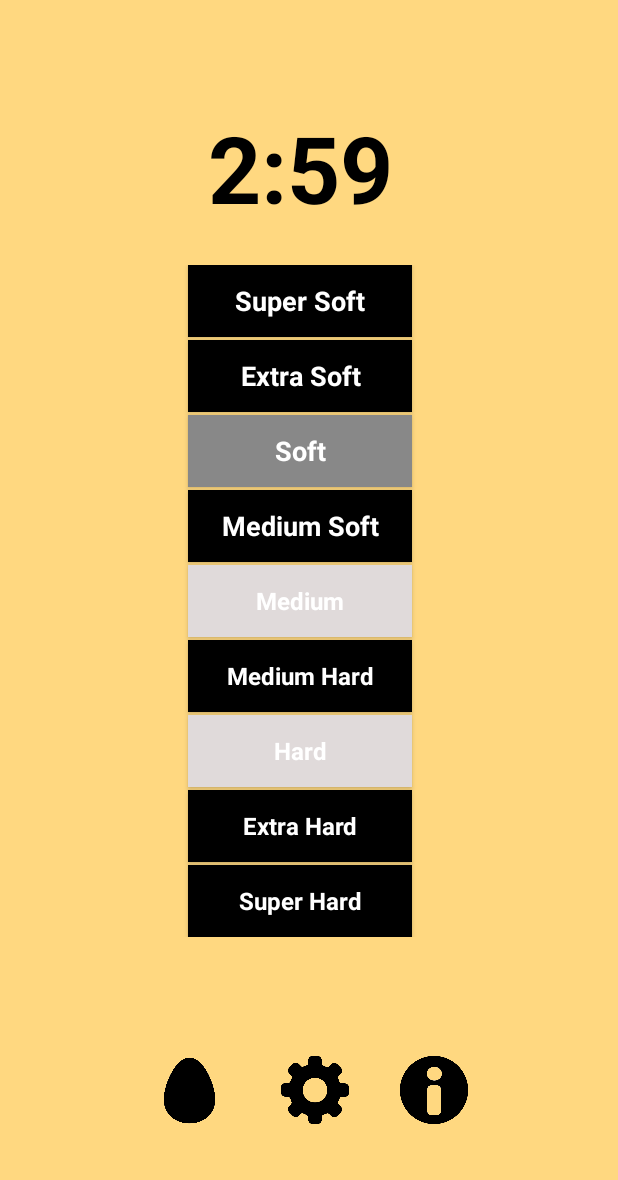
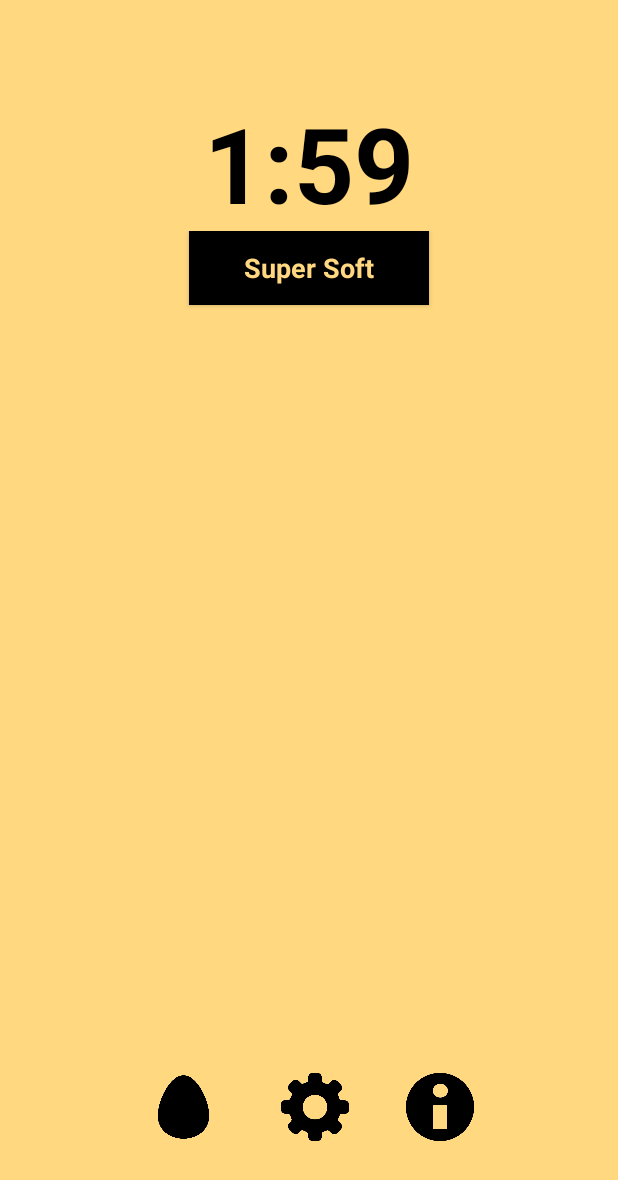
Before and after one commit to Sinc0/AndroidEggTimer, an Android app: the screen it shows after launch (MainActivity), after a tap on "Super Soft", on a phone screen of 412 x 824 dp. Shown: the top 1180 px of the screen. Run offline under Robolectric (Android 15) with nearby library versions, the phone set to English and light mode, and no system bars.

Commit message:
Multiple - added changeTab() - added more icons - added correct time to all buttons - changed name from onClickStartAlarm() to startTimer() - edited startTimer() - minor styling improvements - minor structural improvements

```diff
--- a/app/src/main/java/android/example/eggtimer/MainActivity.java
+++ b/app/src/main/java/android/example/eggtimer/MainActivity.java
@@ -3,6 +3,9 @@ package android.example.eggtimer;
 
 //includes
 import androidx.appcompat.app.AppCompatActivity;
+import androidx.constraintlayout.widget.ConstraintLayout;
+
+import android.annotation.SuppressLint;
 import android.graphics.Color;
 import android.media.MediaPlayer;
 import android.os.Bundle;
@@ -21,13 +24,22 @@ public class MainActivity extends AppCompatActivity {
     TextView textViewSoundOnOff;
     SeekBar seekBarAlarmTime;
     Button buttonStartAlarm;
-    Button buttonStartAlarmRare;
-    Button buttonStartAlarmMedium;
-    Button buttonStartAlarmHard;
+    Button buttonSuperSoft;
+    Button buttonExtraSoft;
+    Button buttonSoft;
+    Button buttonMediumSoft;
+    Button buttonMedium;
+    Button buttonMediumHard;
+    Button buttonHard;
+    Button buttonExtraHard;
+    Button buttonSuperHard;
     CountDownTimer timer;
     MediaPlayer mp;
     Boolean counterIsActive = false;
     Boolean soundOn = true;
+    int visible = 0;
+    int invisible = 4;
+    int gone = 8;
 
     //functions
     public void resetTimer()
@@ -43,13 +55,22 @@ public class MainActivity extends AppCompatActivity {
         buttonStartAlarm.setText("Start");
         //getWindow().setBackgroundDrawableResource(R.drawable.browneggs2642201);
 
-        buttonStartAlarm.setBackgroundColor(Color.rgb(224, 218, 218));
-        buttonStartAlarmRare.setBackgroundColor(Color.rgb(224, 218, 218));
-        buttonStartAlarmMedium.setBackgroundColor(Color.rgb(224, 218, 218));
-        buttonStartAlarmHard.setBackgroundColor(Color.rgb(224, 218, 218));
+        //reset UI
+        buttonStartAlarm.setBackgroundColor(0xFF000000);
+        textViewCounter.setVisibility(invisible);
+        buttonSuperSoft.setVisibility(visible);
+        buttonExtraSoft.setVisibility(visible);
+        buttonSoft.setVisibility(visible);
+        buttonMediumSoft.setVisibility(visible);
+        buttonMedium.setVisibility(visible);
+        buttonMediumHard.setVisibility(visible);
+        buttonHard.setVisibility(visible);
+        buttonExtraHard.setVisibility(visible);
+        buttonSuperHard.setVisibility(visible);
 
         counterIsActive = false;
     }
+
 
     public void updateTimer(int secondsLeft)
     {
@@ -68,6 +89,7 @@ public class MainActivity extends AppCompatActivity {
 
         seekBarAlarmTime.setProgress(secondsLeft);
     }
+
 
     public void onClicktextViewSoundOnOff(View view)
     {
@@ -88,35 +110,63 @@ public class MainActivity extends AppCompatActivity {
 
     }
 
-    public void onClickStartAlarm(View view)
+
+    @SuppressLint("WrongConstant")
+    public void startTimer(View view)
     {
-        if (counterIsActive == true)
-        {
-            resetTimer();
-        }
+        if (counterIsActive == true) { resetTimer(); }
         else
         {
+            //variables
+            String buttonTag = view.getTag().toString();
+            counterIsActive = true;
+
             //getWindow().setBackgroundDrawableResource(R.drawable.browneggs2642201);
-            counterIsActive = true;
 
             seekBarAlarmTime.setEnabled(false);
 
             buttonStartAlarm.setText("Stop");
 
-            buttonStartAlarm.setBackgroundColor(Color.GRAY);
-            buttonStartAlarmRare.setBackgroundColor(Color.rgb(224, 218, 218));
-            buttonStartAlarmMedium.setBackgroundColor(Color.rgb(224, 218, 218));
-            buttonStartAlarmHard.setBackgroundColor(Color.rgb(224, 218, 218));
+            //buttonSoft.setBackgroundColor(0x00000000);
 
-            timer = new CountDownTimer(seekBarAlarmTime.getProgress() * 1000 + 100, 1000) {
-                @Override public void onTick(long millisUntilFinished) {
+            //reset UI
+            textViewCounter.setVisibility(visible);
+            buttonSuperSoft.setVisibility(visible);
+            buttonExtraSoft.setVisibility(invisible);
+            buttonSoft.setVisibility(invisible);
+            buttonMediumSoft.setVisibility(invisible);
+            buttonMedium.setVisibility(invisible);
+            buttonMediumHard.setVisibility(invisible);
+            buttonHard.setVisibility(invisible);
+            buttonExtraHard.setVisibility(invisible);
+            buttonSuperHard.setVisibility(invisible);
+            textViewCounter.setTextColor(0xff000000);
+
+            //update UI
+            if(buttonTag.equals("1")) { seekBarAlarmTime.setProgress(120); buttonSuperSoft.setText("Super Soft"); }
+            else if(buttonTag.equals("2")) { seekBarAlarmTime.setProgress(180); buttonSuperSoft.setText("Extra Soft"); }
+            else if(buttonTag.equals("3")) { seekBarAlarmTime.setProgress(300); buttonSuperSoft.setText("Soft"); }
+            else if(buttonTag.equals("4")) { seekBarAlarmTime.setProgress(420); buttonSuperSoft.setText("Medium Soft"); }
+            else if(buttonTag.equals("5")) { seekBarAlarmTime.setProgress(540); buttonSuperSoft.setText("Temp"); }
+            else if(buttonTag.equals("6")) { seekBarAlarmTime.setProgress(660); buttonSuperSoft.setText("Temp"); }
+            else if(buttonTag.equals("7")) { seekBarAlarmTime.setProgress(780); buttonSuperSoft.setText("Temp"); }
+            else if(buttonTag.equals("8")) { seekBarAlarmTime.setProgress(900); buttonSuperSoft.setText("Temp"); }
+            else if(buttonTag.equals("9")) { seekBarAlarmTime.setProgress(1020); buttonSuperSoft.setText("Temp"); }
+
+
+            timer = new CountDownTimer(seekBarAlarmTime.getProgress() * 1000 + 100, 1000)
+            {
+                @Override public void onTick(long millisUntilFinished)
+                {
                     updateTimer((int) millisUntilFinished / 1000);
                 }
 
-                @Override public void onFinish() {
+                @Override public void onFinish()
+                {
                     mp = MediaPlayer.create(getApplicationContext(), R.raw.alarmsound);
                     mp.start();
-                    resetTimer();
+                    //resetTimer();
+                    textViewCounter.setTextColor(0xffff0000);
                     Log.i("Tag:", "Alarm Finished");
                 }
             };
@@ -125,122 +175,28 @@ public class MainActivity extends AppCompatActivity {
         }
     }
 
-    public void onClickStartAlarmRare(View view)
+
+    public void changeTab(View view)
     {
-        if (counterIsActive == true)
-        {
-            resetTimer();
-        }
-        else
-        {
-            //getWindow().setBackgroundDrawableResource(R.drawable.browneggs2642201goldorange);
-            counterIsActive = true;
+        //variables
+        String buttonTag = view.getTag().toString();
 
-            seekBarAlarmTime.setEnabled(false);
+        //widgets
+        ConstraintLayout Tab1 = findViewById(R.id.Tab1);
+        ConstraintLayout Tab2 = findViewById(R.id.Tab2);
+        ConstraintLayout Tab3 = findViewById(R.id.Tab3);
 
-            buttonStartAlarm.setText("Stop");
+        //reset UI
+        Tab1.setVisibility(invisible);
+        Tab2.setVisibility(invisible);
+        Tab3.setVisibility(invisible);
 
-            buttonStartAlarm.setBackgroundColor(Color.rgb(224, 218, 218));
-            buttonStartAlarmRare.setBackgroundColor(Color.GRAY);
-            buttonStartAlarmMedium.setBackgroundColor(Color.rgb(224, 218, 218));
-            buttonStartAlarmHard.setBackgroundColor(Color.rgb(224, 218, 218));
-
-            seekBarAlarmTime.setProgress(180);
-
-            timer = new CountDownTimer(seekBarAlarmTime.getProgress() * 1000 + 100, 1000) {
-                @Override public void onTick(long millisUntilFinished) {
-                    updateTimer((int) millisUntilFinished / 1000);
-                }
-
-                @Override public void onFinish() {
-                    mp = MediaPlayer.create(getApplicationContext(), R.raw.alarmsound);
-                    mp.start();
-                    resetTimer();
-                    Log.i("Tag:", "Alarm Finished");
-                }
-            };
-
-            timer.start();
-        }
+        //update UI
+        if(buttonTag.equals("timer")) { Tab1.setVisibility(visible); }
+        else if(buttonTag.equals("settings")) { Tab2.setVisibility(visible); }
+        else if(buttonTag.equals("about")) { Tab3.setVisibility(visible); }
     }
 
-    public void onClickStartAlarmMedium(View view)
-    {
-        if (counterIsActive == true)
-        {
-            resetTimer();
-        }
-        else
-        {
-            //getWindow().setBackgroundDrawableResource(R.drawable.browneggs2642201summertime);
-            counterIsActive = true;
-
-            seekBarAlarmTime.setEnabled(false);
-
-            buttonStartAlarm.setText("Stop");
-
-            buttonStartAlarm.setBackgroundColor(Color.rgb(224, 218, 218));
-            buttonStartAlarmRare.setBackgroundColor(Color.rgb(224, 218, 218));
-            buttonStartAlarmMedium.setBackgroundColor(Color.GRAY);
-            buttonStartAlarmHard.setBackgroundColor(Color.rgb(224, 218, 218));
-
-            seekBarAlarmTime.setProgress(300);
-
-            timer = new CountDownTimer(seekBarAlarmTime.getProgress() * 1000 + 100, 1000) {
-                @Override public void onTick(long millisUntilFinished) {
-                    updateTimer((int) millisUntilFinished / 1000);
-                }
-
-                @Override public void onFinish() {
-                    mp = MediaPlayer.create(getApplicationContext(), R.raw.alarmsound);
-                    mp.start();
-                    resetTimer();
-                    Log.i("Tag:", "Alarm Finished");
-                }
-            };
-
-            timer.start();
-        }
-    }
-
-    public void onClickStartHard(View view) {
-        if (counterIsActive == true)
-        {
-            resetTimer();
-        }
-        else
-        {
-            //getWindow().setBackgroundDrawableResource(R.drawable.browneggs2642201moonlight);
-
-            counterIsActive = true;
-
-            seekBarAlarmTime.setEnabled(false);
-
-            buttonStartAlarm.setText("Stop");
-
-            buttonStartAlarm.setBackgroundColor(Color.rgb(118, 118, 118));
-            buttonStartAlarmRare.setBackgroundColor(Color.rgb(42, 42, 42));
-            buttonStartAlarmMedium.setBackgroundColor(Color.rgb(68, 68, 68));
-            buttonStartAlarmHard.setBackgroundColor(Color.GRAY);
-
-            seekBarAlarmTime.setProgress(480);
-
-            timer = new CountDownTimer(seekBarAlarmTime.getProgress() * 1000 + 100, 1000) {
-                @Override public void onTick(long millisUntilFinished) {
-                    updateTimer((int) millisUntilFinished / 1000);
-                }
-
-                @Override public void onFinish() {
-                    mp = MediaPlayer.create(getApplicationContext(), R.raw.alarmsound);
-                    mp.start();
-                    resetTimer();
-                    Log.i("Tag:", "Alarm Finished");
-                }
-            };
-
-            timer.start();
-        }
-    }
 
     @Override protected void onCreate(Bundle savedInstanceState)
     {
@@ -252,18 +208,26 @@ public class MainActivity extends AppCompatActivity {
         //set backgrounds
         //getWindow().setBackgroundDrawableResource(R.drawable.browneggs2642201);
 
-        //variables
+        //widgets
         seekBarAlarmTime = findViewById(R.id.seekBarAlarmTime);
         textViewCounter = findViewById(R.id.textViewCounter);
         textViewSoundOnOff = findViewById(R.id.textViewSoundOnOff);
         buttonStartAlarm = findViewById(R.id.buttonStartAlarm);
-        buttonStartAlarmRare = findViewById(R.id.buttonSoft);
-        buttonStartAlarmMedium = findViewById(R.id.buttonMedium);
-        buttonStartAlarmHard = findViewById(R.id.buttonHard);
+        buttonSuperSoft = findViewById(R.id.buttonSuperSoft);
+        buttonExtraSoft = findViewById(R.id.buttonExtraSoft);
+        buttonSoft = findViewById(R.id.buttonSoft);
+        buttonMediumSoft = findViewById(R.id.buttonMediumSoft);
+        buttonMedium = findViewById(R.id.buttonMedium);
+        buttonMediumHard = findViewById(R.id.buttonMediumHard);
+        buttonHard = findViewById(R.id.buttonHard);
+        buttonExtraHard = findViewById(R.id.buttonExtraHard);
+        buttonSuperHard = findViewById(R.id.buttonSuperHard);
 
         //set seekbar settings
-        seekBarAlarmTime.setMax(600);
+        seekBarAlarmTime.setMax(1200);
         seekBarAlarmTime.setProgress(0);
+
+        //set seekbar on listener
         seekBarAlarmTime.setOnSeekBarChangeListener(new SeekBar.OnSeekBarChangeListener()
         {
             @Override
--- a/app/src/main/res/layout/activity_main.xml
+++ b/app/src/main/res/layout/activity_main.xml
@@ -13,20 +13,20 @@
     <androidx.constraintlayout.widget.ConstraintLayout
         android:id="@+id/Tab1"
         android:layout_width="match_parent"
-        android:layout_height="600dp"
-        android:layout_marginBottom="40dp"
+        android:layout_height="620dp"
+        android:layout_marginBottom="28dp"
+        android:visibility="visible"
         app:layout_constraintBottom_toTopOf="@+id/BottomMenu"
         app:layout_constraintEnd_toEndOf="parent"
         app:layout_constraintStart_toStartOf="parent"
-        app:layout_constraintTop_toTopOf="parent"
-        tools:visibility="visible">
+        app:layout_constraintTop_toTopOf="parent">
 
         <!-- LL0 -->
         <LinearLayout
             android:id="@+id/LL0"
-            android:layout_width="400dp"
+            android:layout_width="match_parent"
             android:layout_height="wrap_content"
-            android:layout_marginTop="40dp"
+            android:layout_marginTop="30dp"
             android:gravity="center"
             android:orientation="vertical"
             android:paddingBottom="10dp"
@@ -46,15 +46,15 @@
             <!-- Countdown -->
             <TextView
                 android:id="@+id/textViewCounter"
-                android:layout_width="400dp"
-                android:layout_height="wrap_content"
+                android:layout_width="wrap_content"
+                android:layout_height="82dp"
                 android:gravity="center"
-                android:paddingBottom="13dp"
+                android:paddingBottom="0dp"
                 android:text="0:00"
                 android:textColor="#000000"
-                android:textSize="62sp"
+                android:textSize="70sp"
                 android:textStyle="bold"
-                android:visibility="visible"
+                android:visibility="invisible"
                 app:layout_constraintBottom_toBottomOf="@id/seekBarAlarmTime"
                 app:layout_constraintEnd_toEndOf="parent"
                 app:layout_constraintStart_toStartOf="parent"
@@ -64,7 +64,7 @@
         <!-- LL1 -->
         <LinearLayout
             android:id="@+id/LL1"
-            android:layout_width="400dp"
+            android:layout_width="match_parent"
             android:layout_height="wrap_content"
             android:gravity="center"
             android:orientation="vertical"
@@ -78,7 +78,7 @@
                 android:layout_height="wrap_content"
                 android:layout_marginTop="0dp"
                 android:background="#ffffff"
-                android:onClick="onClickStartAlarm"
+                android:onClick=""
                 android:text="Custom"
                 android:textColor="@android:color/black"
                 android:textStyle="bold"
@@ -89,13 +89,14 @@
             <Button
                 android:id="@+id/buttonSuperSoft"
                 style="@android:style/Widget.Button"
-                android:layout_width="149dp"
-                android:layout_height="wrap_content"
+                android:layout_width="160dp"
+                android:layout_height="49dp"
                 android:background="#000000"
                 android:capitalize="none"
-                android:onClick="onClickStartAlarmRare"
+                android:onClick="startTimer"
+                android:tag="1"
                 android:text="Super Soft"
-                android:textColor="#ffffff"
+                android:textColor="#ffd880"
                 android:textSize="18sp"
                 android:textStyle="bold"
                 app:layout_constraintEnd_toEndOf="parent"
@@ -105,14 +106,15 @@
             <Button
                 android:id="@+id/buttonExtraSoft"
                 style="@android:style/Widget.Button"
-                android:layout_width="149dp"
-                android:layout_height="wrap_content"
+                android:layout_width="160dp"
+                android:layout_height="49dp"
                 android:layout_marginTop="2dp"
                 android:background="#000000"
                 android:capitalize="none"
-                android:onClick="onClickStartAlarmRare"
+                android:onClick="startTimer"
+                android:tag="2"
                 android:text="Extra Soft"
-                android:textColor="#ffffff"
+                android:textColor="#ffd880"
                 android:textSize="18sp"
                 android:textStyle="bold"
                 app:layout_constraintEnd_toEndOf="parent"
@@ -122,13 +124,14 @@
             <Button
                 android:id="@+id/buttonSoft"
                 style="@android:style/Widget.Button"
-                android:layout_width="149dp"
-                android:layout_height="wrap_content"
+                android:layout_width="160dp"
+                android:layout_height="49dp"
                 android:layout_marginTop="2dp"
                 android:background="#000000"
-                android:onClick="onClickStartAlarmRare"
+                android:onClick="startTimer"
+                android:tag="3"
                 android:text="Soft"
-                android:textColor="#ffffff"
+                android:textColor="#ffd880"
                 android:textSize="18sp"
                 android:textStyle="bold"
                 android:visibility="visible"
@@ -138,13 +141,14 @@
             <Button
                 android:id="@+id/buttonMediumSoft"
                 style="@android:style/Widget.Button"
-                android:layout_width="149dp"
-                android:layout_height="wrap_content"
+                android:layout_width="160dp"
+                android:layout_height="49dp"
                 android:layout_marginTop="2dp"
                 android:background="#000000"
-                android:onClick="onClickStartAlarmMedium"
+                android:onClick="startTimer"
+                android:tag="4"
                 android:text="Medium Soft"
-                android:textColor="#ffffff"
+                android:textColor="#ffd880"
                 android:textSize="18sp"
                 android:textStyle="bold"
                 app:layout_constraintEnd_toEndOf="parent"
@@ -154,14 +158,15 @@
             <Button
                 android:id="@+id/buttonMedium"
                 style="@android:style/Widget.Button"
-                android:layout_width="149dp"
-                android:layout_height="wrap_content"
+                android:layout_width="160dp"
+                android:layout_height="49dp"
                 android:layout_marginTop="2dp"
                 android:background="#000000"
-                android:onClick="onClickStartAlarmMedium"
+                android:onClick="startTimer"
+                android:tag="5"
                 android:text="Medium"
-                android:textColor="#ffffff"
-                android:textSize="16sp"
+                android:textColor="#ffd880"
+                android:textSize="18sp"
                 android:textStyle="bold"
                 app:layout_constraintEnd_toEndOf="parent"
                 app:layout_constraintHorizontal_bias="0.5"
@@ -170,14 +175,15 @@
             <Button
                 android:id="@+id/buttonMediumHard"
                 style="@android:style/Widget.Button"
-                android:layout_width="149dp"
-                android:layout_height="wrap_content"
+                android:layout_width="160dp"
+                android:layout_height="49dp"
                 android:layout_marginTop="2dp"
                 android:background="#000000"
-                android:onClick="onClickStartAlarmMedium"
+                android:onClick="startTimer"
+                android:tag="6"
                 android:text="Medium Hard"
-                android:textColor="#ffffff"
-                android:textSize="16sp"
+                android:textColor="#ffd880"
+                android:textSize="18sp"
                 android:textStyle="bold"
                 android:visibility="visible"
                 app:layout_constraintEnd_toEndOf="parent"
@@ -186,14 +192,15 @@
             <Button
                 android:id="@+id/buttonHard"
                 style="@android:style/Widget.Button"
-                android:layout_width="149dp"
-                android:layout_height="wrap_content"
+                android:layout_width="160dp"
+                android:layout_height="49dp"
                 android:layout_marginTop="2dp"
                 android:background="#000000"
-                android:onClick="onClickStartHard"
+                android:onClick="startTimer"
+                android:tag="7"
                 android:text="Hard"
-                android:textColor="#ffffff"
-                android:textSize="16sp"
+                android:textColor="#ffd880"
+                android:textSize="18sp"
                 android:textStyle="bold"
                 app:layout_constraintEnd_toEndOf="parent"
                 app:layout_constraintHorizontal_bias="0.5"
@@ -202,14 +209,15 @@
             <Button
                 android:id="@+id/buttonExtraHard"
                 style="@android:style/Widget.Button"
-                android:layout_width="149dp"
-                android:layout_height="wrap_content"
+                android:layout_width="160dp"
+                android:layout_height="49dp"
                 android:layout_marginTop="2dp"
                 android:background="#000000"
-                android:onClick="onClickStartHard"
+                android:onClick="startTimer"
+                android:tag="8"
                 android:text="Extra Hard"
-                android:textColor="#ffffff"
-                android:textSize="16sp"
+                android:textColor="#ffd880"
+                android:textSize="18sp"
                 android:textStyle="bold"
                 app:layout_constraintEnd_toEndOf="parent"
                 app:layout_constraintHorizontal_bias="0.5"
@@ -218,14 +226,15 @@
             <Button
                 android:id="@+id/buttonSuperHard"
                 style="@android:style/Widget.Button"
-                android:layout_width="149dp"
-                android:layout_height="wrap_content"
+                android:layout_width="160dp"
+                android:layout_height="49dp"
                 android:layout_marginTop="2dp"
                 android:background="#000000"
-                android:onClick="onClickStartHard"
+                android:onClick="startTimer"
+                android:tag="9"
                 android:text="Super Hard"
-                android:textColor="#ffffff"
-                android:textSize="16sp"
+                android:textColor="#ffd880"
+                android:textSize="18sp"
                 android:textStyle="bold"
                 android:visibility="visible"
                 app:layout_constraintEnd_toEndOf="parent"
@@ -267,7 +276,7 @@
         android:id="@+id/Tab3"
         android:layout_width="match_parent"
         android:layout_height="match_parent"
-        android:background="#FF383838"
+        android:background="#828282"
         android:visibility="gone"
         app:layout_constraintBottom_toTopOf="@+id/BottomMenu"
         app:layout_constraintEnd_toEndOf="parent"
@@ -289,9 +298,10 @@
         <Button
             android:id="@+id/buttonBottom1"
             android:layout_width="58dp"
-            android:layout_height="54dp"
+            android:layout_height="52dp"
             android:background="@drawable/icon1black"
-            android:onClick=""
+            android:onClick="changeTab"
+            android:tag="timer"
             android:textColor="#ffffff"
             android:textSize="30sp"
             android:textStyle="bold"
@@ -302,12 +312,13 @@
             android:id="@+id/buttonBottom2"
             android:layout_width="49dp"
             android:layout_height="49dp"
-            android:layout_marginStart="30dp"
-            android:layout_marginLeft="30dp"
-            android:layout_marginEnd="30dp"
-            android:layout_marginRight="30dp"
+            android:layout_marginStart="34dp"
+            android:layout_marginLeft="34dp"
+            android:layout_marginEnd="34dp"
+            android:layout_marginRight="34dp"
             android:background="@drawable/icon2black"
-            android:onClick=""
+            android:onClick="changeTab"
+            android:tag="settings"
             android:textColor="#ffffff"
             android:textSize="30sp"
             android:textStyle="bold"
@@ -319,7 +330,8 @@
             android:layout_width="49dp"
             android:layout_height="49dp"
             android:background="@drawable/icon3black"
-            android:onClick=""
+            android:onClick="changeTab"
+            android:tag="about"
             android:textColor="#ffffff"
             android:textSize="30sp"
             android:textStyle="bold"
```
Also changed, not shown: app/src/main/res/drawable/icon2blackfilled.png (added), app/src/main/res/drawable/icon3black.png.
